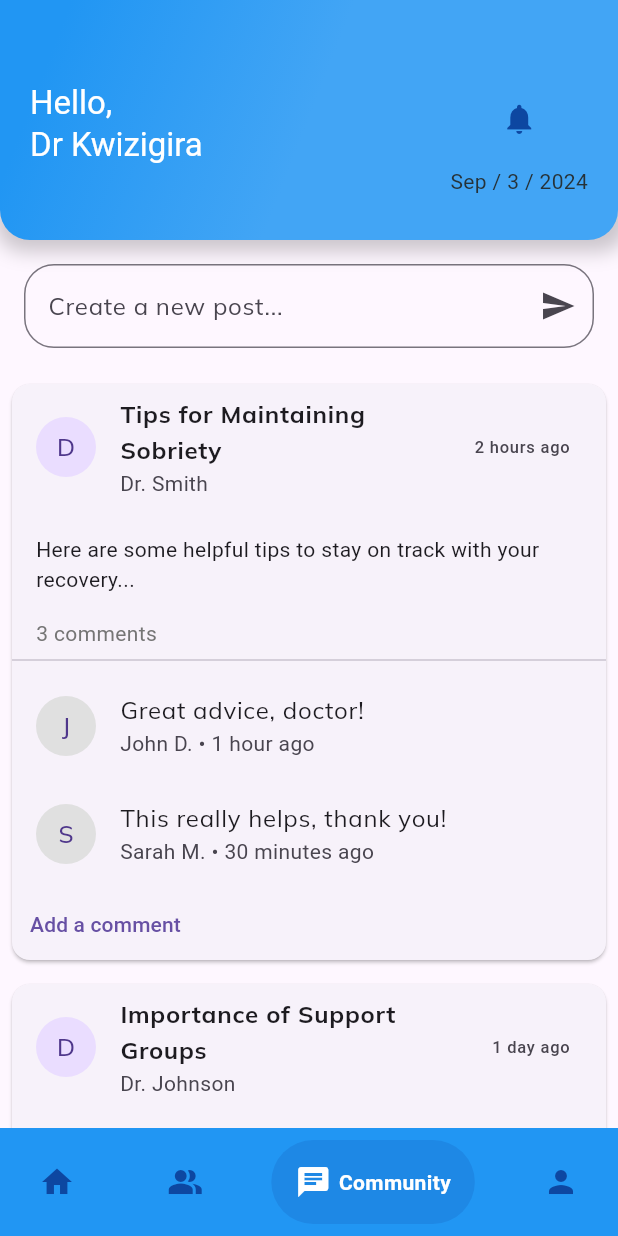
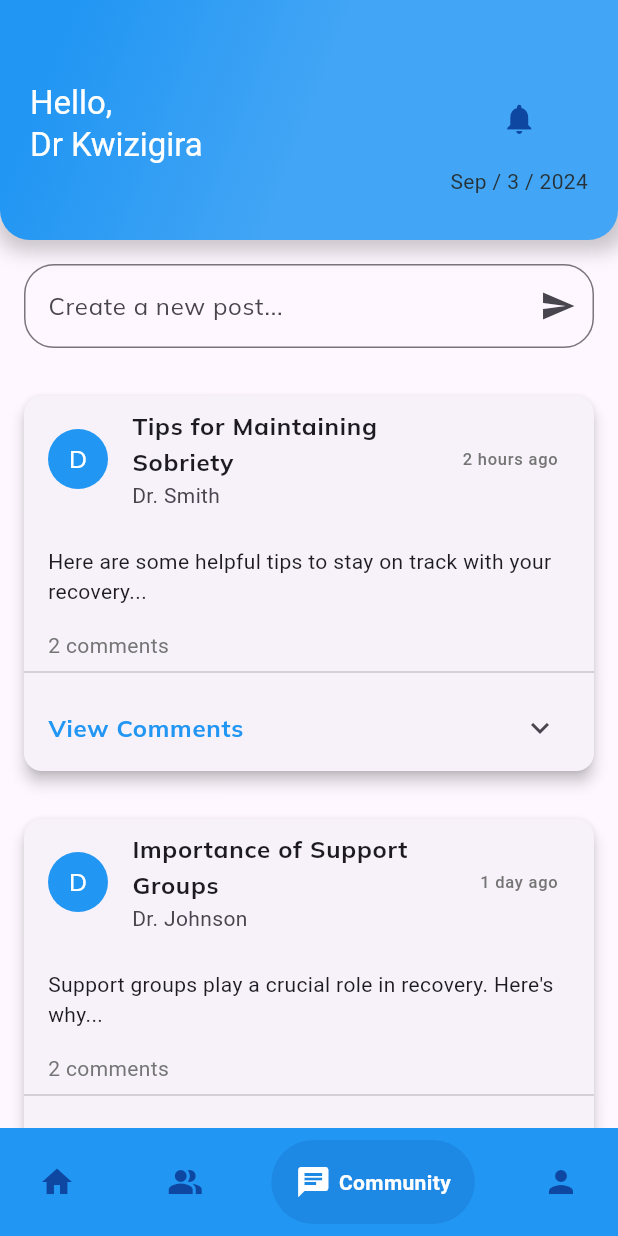
Before and after one commit to mutana-derrick/HealPath-Dev, a Flutter app: the DoctorDashboardScreen screen opened directly, item 3 of the bottom bar chosen, on a phone screen of 412 x 824 dp. Run offline on Flutter 3.47's test engine with Material 3 defaults, Android fonts, the light colour scheme and no system bars; drawn by our look-alikes of google_nav_bar; our stand-ins replace fl_chart, get, google_fonts.

Commit message:
modified doctor's dashboard on patients and community UI

```diff
--- a/lib/src/features/doctor/community_tab.dart
+++ b/lib/src/features/doctor/community_tab.dart
@@ -1,4 +1,3 @@
-// lib/tabs/community_tab.dart
 import 'package:flutter/material.dart';
 
 class CommunityTab extends StatelessWidget {
@@ -28,43 +27,42 @@ class CommunityTab extends StatelessWidget {
         Expanded(
           child: ListView(
             children: [
-              _buildPostCard(
-                'Tips for Maintaining Sobriety',
-                'Here are some helpful tips to stay on track with your recovery...',
-                'Dr. Smith',
-                '2 hours ago',
-                3,
-                [
-                  _buildCommentTile(
-                      'Great advice, doctor!', 'John D.', '1 hour ago'),
-                  _buildCommentTile('This really helps, thank you!', 'Sarah M.',
+              InteractivePostCard(
+                title: 'Tips for Maintaining Sobriety',
+                content:
+                    'Here are some helpful tips to stay on track with your recovery...',
+                author: 'Dr. Smith',
+                time: '2 hours ago',
+                initialComments: [
+                  Comment('Great advice, doctor!', 'John D.', '1 hour ago'),
+                  Comment('This really helps, thank you!', 'Sarah M.',
                       '30 minutes ago'),
                 ],
               ),
-              _buildPostCard(
-                'Importance of Support Groups',
-                'Support groups play a crucial role in recovery. Here\'s why...',
-                'Dr. Johnson',
-                '1 day ago',
-                5,
-                [
-                  _buildCommentTile('I\'ve found my group so helpful',
-                      'Mike R.', '12 hours ago'),
-                  _buildCommentTile('Can you recommend any online groups?',
-                      'Emily S.', '6 hours ago'),
+              InteractivePostCard(
+                title: 'Importance of Support Groups',
+                content:
+                    'Support groups play a crucial role in recovery. Here\'s why...',
+                author: 'Dr. Johnson',
+                time: '1 day ago',
+                initialComments: [
+                  Comment('I\'ve found my group so helpful', 'Mike R.',
+                      '12 hours ago'),
+                  Comment('Can you recommend any online groups?', 'Emily S.',
+                      '6 hours ago'),
                 ],
               ),
-              _buildPostCard(
-                'Dealing with Triggers',
-                'Recognizing and managing triggers is essential. Let\'s discuss some strategies...',
-                'Dr. Smith',
-                '3 days ago',
-                7,
-                [
-                  _buildCommentTile('This has been my biggest challenge',
-                      'Alex W.', '2 days ago'),
-                  _buildCommentTile('The breathing technique really works!',
-                      'Lisa K.', '1 day ago'),
+              InteractivePostCard(
+                title: 'Dealing with Triggers',
+                content:
+                    'Recognizing and managing triggers is essential. Let\'s discuss some strategies...',
+                author: 'Dr. Smith',
+                time: '3 days ago',
+                initialComments: [
+                  Comment('This has been my biggest challenge', 'Alex W.',
+                      '2 days ago'),
+                  Comment('The breathing technique really works!', 'Lisa K.',
+                      '1 day ago'),
                 ],
               ),
             ],
@@ -73,55 +71,137 @@ class CommunityTab extends StatelessWidget {
       ],
     );
   }
+}
 
-  Widget _buildPostCard(String title, String content, String author,
-      String time, int commentCount, List<Widget> comments) {
+class Comment {
+  final String content;
+  final String author;
+  final String time;
+
+  Comment(this.content, this.author, this.time);
+}
+
+class InteractivePostCard extends StatefulWidget {
+  final String title;
+  final String content;
+  final String author;
+  final String time;
+  final List<Comment> initialComments;
+
+  const InteractivePostCard({
+    super.key,
+    required this.title,
+    required this.content,
+    required this.author,
+    required this.time,
+    required this.initialComments,
+  });
+
+  @override
+  _InteractivePostCardState createState() => _InteractivePostCardState();
+}
+
+class _InteractivePostCardState extends State<InteractivePostCard> {
+  late List<Comment> comments;
+  final TextEditingController _commentController = TextEditingController();
+
+  @override
+  void initState() {
+    super.initState();
+    comments = List.from(widget.initialComments);
+  }
+
+  void _addComment() {
+    if (_commentController.text.isNotEmpty) {
+      setState(() {
+        comments.add(Comment(
+          _commentController.text,
+          'Anonymous User', // You can replace this with actual user name later
+          'Just now',
+        ));
+        _commentController.clear();
+      });
+    }
+  }
+
+  @override
+  Widget build(BuildContext context) {
     return Card(
-      margin: const EdgeInsets.all(8.0),
+      margin: const EdgeInsets.all(16.0),
+      elevation: 4,
+      shape: RoundedRectangleBorder(borderRadius: BorderRadius.circular(12)),
       child: Column(
         crossAxisAlignment: CrossAxisAlignment.start,
         children: [
           ListTile(
             leading: CircleAvatar(
-              child: Text(author[0]),
+              backgroundColor: Colors.blue,
+              child:
+                  Text(widget.author[0], style: TextStyle(color: Colors.white)),
             ),
-            title: Text(title,
+            title: Text(widget.title,
                 style: const TextStyle(fontWeight: FontWeight.bold)),
-            subtitle: Text(author),
-            trailing: Text(time),
+            subtitle: Text(widget.author),
+            trailing:
+                Text(widget.time, style: TextStyle(color: Colors.grey[600])),
           ),
           Padding(
             padding: const EdgeInsets.all(16.0),
-            child: Text(content),
+            child: Text(widget.content),
           ),
           Padding(
             padding: const EdgeInsets.symmetric(horizontal: 16.0),
             child: Text(
-              '$commentCount comments',
+              '${comments.length} comments',
               style: TextStyle(color: Colors.grey[600]),
             ),
           ),
           const Divider(),
-          ...comments,
-          TextButton(
-            onPressed: () {
-              // TODO: Implement comment creation logic
-            },
-            child: const Text('Add a comment'),
+          ExpansionTile(
+            title: const Text('View Comments',
+                style:
+                    TextStyle(fontWeight: FontWeight.bold, color: Colors.blue)),
+            children: [
+              ...comments.map(_buildCommentTile).toList(),
+              Padding(
+                padding: const EdgeInsets.all(16.0),
+                child: Row(
+                  children: [
+                    Expanded(
+                      child: TextField(
+                        controller: _commentController,
+                        decoration: InputDecoration(
+                          hintText: 'Add a comment...',
+                          border: OutlineInputBorder(
+                            borderRadius: BorderRadius.circular(20),
+                          ),
+                          suffixIcon: IconButton(
+                            icon: const Icon(Icons.send),
+                            onPressed: _addComment,
+                          ),
+                        ),
+                      ),
+                    ),
+                  ],
+                ),
+              ),
+            ],
           ),
         ],
       ),
     );
   }
 
-  Widget _buildCommentTile(String comment, String author, String time) {
+  Widget _buildCommentTile(Comment comment) {
     return ListTile(
       leading: CircleAvatar(
         backgroundColor: Colors.grey[300],
-        child: Text(author[0]),
+        child:
+            Text(comment.author[0], style: TextStyle(color: Colors.grey[700])),
       ),
-      title: Text(comment),
-      subtitle: Text('$author • $time'),
+      title: Text(comment.content),
+      subtitle: Text('${comment.author} • ${comment.time}',
+          style: TextStyle(color: Colors.grey[600])),
     );
   }
 }
--- a/lib/src/features/doctor/patients_tab.dart
+++ b/lib/src/features/doctor/patients_tab.dart
@@ -1,4 +1,3 @@
-// lib/tabs/patients_tab.dart
 import 'package:flutter/material.dart';
 
 class Patient {
@@ -42,13 +41,30 @@ class _PatientsTabState extends State<PatientsTab> {
 
   @override
   Widget build(BuildContext context) {
-    return Column(
+    return Scaffold(
+      body: Column(
         children: [
           Padding(
-          padding: const EdgeInsets.all(16.0),
-          child: ElevatedButton(
-            onPressed: () => _showAddPatientDialog(),
-            child: const Text("Add New Patient"),
+            padding: const EdgeInsets.all(8.0),
+            child: Card(
+              shape: RoundedRectangleBorder(
+                borderRadius: BorderRadius.circular(25.0),
+              ),
+              elevation: 5,
+              child: Padding(
+                padding: const EdgeInsets.symmetric(horizontal: 15.0),
+                child: TextField(
+                  decoration: const InputDecoration(
+                    hintText: 'Search patients...',
+                    prefixIcon: Icon(Icons.search),
+                    border: InputBorder.none,
+                    suffixIcon: Icon(Icons.people),
+                  ),
+                  onChanged: (value) {
+                    // TODO: Implement search functionality
+                  },
+                ),
+              ),
             ),
           ),
           Expanded(
@@ -60,6 +76,15 @@ class _PatientsTabState extends State<PatientsTab> {
             ),
           ),
         ],
+      ),
+      floatingActionButton: FloatingActionButton(
+        onPressed: () => _showAddPatientDialog(),
+        backgroundColor: Colors.blue[500],
+        child: Icon(
+          Icons.add,
+          color: Colors.blue[900], // Color of the icon
+        ), // Background color of the button
+      ),
     );
   }
 
```
Lines whose indentation alone changed are shown as unchanged.
